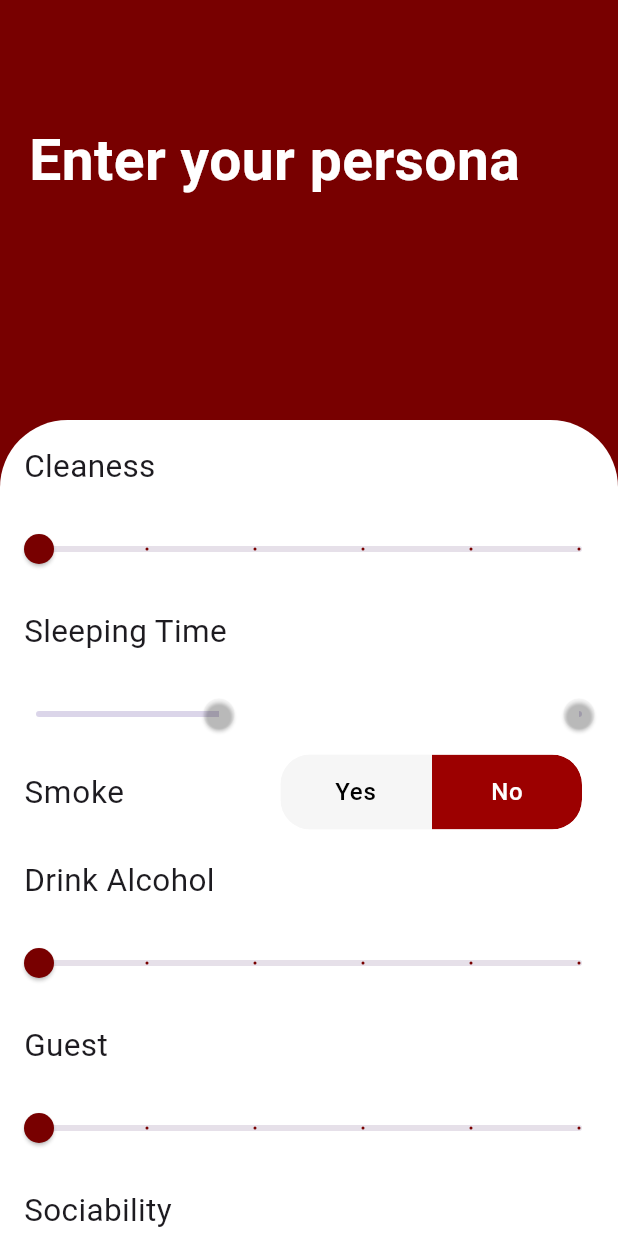
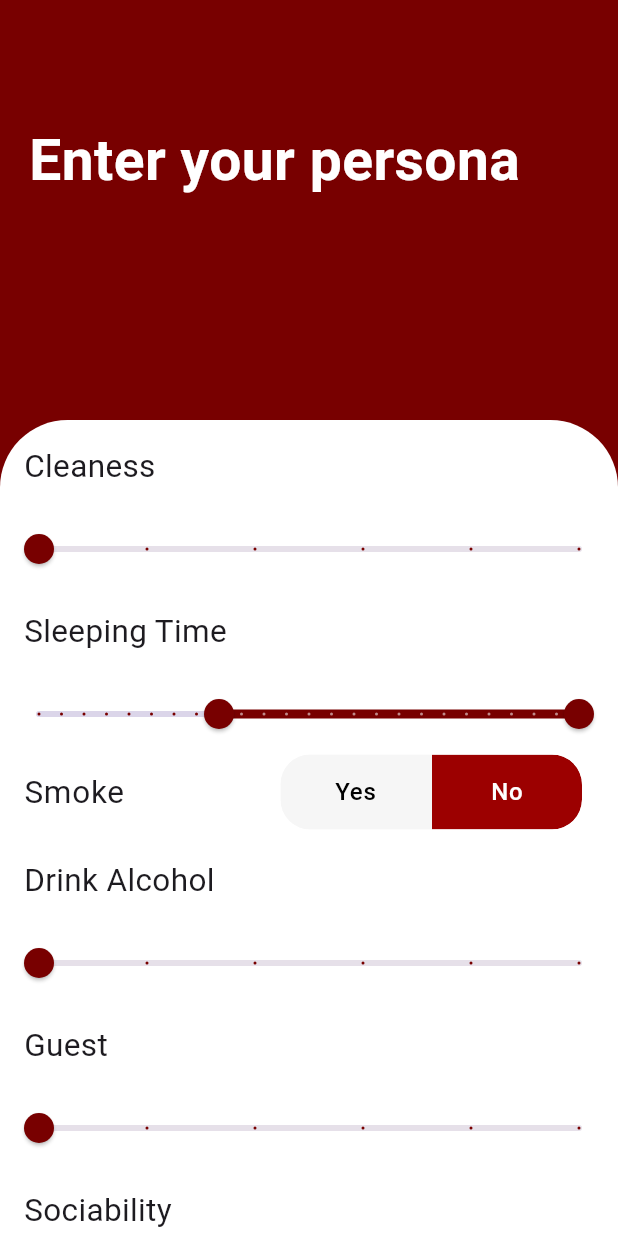
Before and after one commit to Brookmate/brookmate, a Flutter app: the AddProfilePage screen opened directly, on a phone screen of 412 x 824 dp. Run offline on Flutter 3.47's test engine with Material 3 defaults, Android fonts, the phone set to English and light mode, and no system bars; drawn by our look-alikes of toggle_switch; our stand-ins replace cloud_firestore, firebase_auth, firebase_core, google_fonts, shared_preferences; accounts and stored records are empty.

Commit message:
<mapping-end>

```diff
--- a/lib/pages/add_profile_page.dart
+++ b/lib/pages/add_profile_page.dart
@@ -54,20 +54,20 @@ class _AddProfilePageState extends State<AddProfilePage> {
       'fromDate': 'value1',
       'toDate': 'value2'
     }, // Map<String, String>
-    "sex": false,
-    '_selectedSex': 'unselected',
+    "sex": 'unselected',
     "budget": {'minimum': 'value1', 'maximum': 'value2'}, // Map<String, String>
-    "nationality": ""
+    "nationality": Utils.nationality[0],
   };
 
   RangeValues _sleepTime = const RangeValues(8, 24);
   DateTime? _fromDate;
   DateTime? _toDate;
-  bool _fromDateIsSelected = false;
-  bool _toDateIsSelected = false;
-  String _selectedSex = 'unselected';
+  //bool _fromDateIsSelected = false;
+  //bool _toDateIsSelected = false;
+  //bool _selectedSex = false;
   RangeValues _budget = const RangeValues(0, 10000);
-  final _nationality = Utils.nationality;
+  //final _nationality = Utils.nationality;
+  //bool _nationalityIsSelected = false;
 
   // Next Page
   // Function to check if all criteria are met
@@ -162,7 +162,7 @@ class _AddProfilePageState extends State<AddProfilePage> {
                                   ? "${_sleepTime.end.round() - 12} PM"
                                   : "${_sleepTime.end.round() - 12} AM"),
                     ),
-                    activeColor: Color(0x8f1b11),
+                    activeColor: const Color.fromARGB(255, 120, 0, 0),
                     onChanged: (RangeValues values) {
                       setState(() {
                         _sleepTime = values;
@@ -299,7 +299,7 @@ class _AddProfilePageState extends State<AddProfilePage> {
                                     ).then((selectedDate) {
                                       setState(() {
                                         _fromDate = selectedDate;
-                                        _fromDateIsSelected = true;
+                                        //_fromDateIsSelected = true;
                                         varMap["stayingSchedule"]['fromDate'] =
                                             _fromDate.toString();
                                       });
@@ -333,7 +333,7 @@ class _AddProfilePageState extends State<AddProfilePage> {
                                     ).then((selectedDate) {
                                       setState(() {
                                         _toDate = selectedDate;
-                                        _toDateIsSelected = true;
+                                        //_toDateIsSelected = true;
                                         varMap["stayingSchedule"]['toDate'] =
                                             _toDate.toString();
                                       });
@@ -357,11 +357,11 @@ class _AddProfilePageState extends State<AddProfilePage> {
                   // sex
                   CustomSwitchTileSex(
                     title: 'Sex',
-                    value: varMap["sex"],
+                    value: false,
                     onChanged: (bool value) {
                       setState(() {
-                        varMap["sex"] = value;
-                        _selectedSex = varMap["sex"] ? 'Female' : 'Male';
+                        //varMap["sex"] = value;
+                        varMap["sex"] = value ? 'Female' : 'Male';
                       });
                     },
                   ),
@@ -385,7 +385,7 @@ class _AddProfilePageState extends State<AddProfilePage> {
                       "\$ ${_budget.start.round()}",
                       "\$ ${_budget.end.round()}",
                     ),
-                    activeColor: Color(0x8f1b11),
+                    activeColor: const Color.fromARGB(255, 120, 0, 0),
                     onChanged: (RangeValues values) {
                       setState(() {
                         _budget = values;
@@ -412,7 +412,7 @@ class _AddProfilePageState extends State<AddProfilePage> {
                     children: [
                       DropdownButton(
                         value: varMap["nationality"],
-                        items: _nationality
+                        items: Utils.nationality
                             .map((e) => DropdownMenuItem(
                                   value: e,
                                   child: Text(e),
@@ -422,7 +422,7 @@ class _AddProfilePageState extends State<AddProfilePage> {
                           if (value != null) {
                             setState(() {
                               varMap["nationality"] = value;
-                              // _nationalityIsSelected = true;
+                              //_nationalityIsSelected = true;
                             });
                           }
                         },
@@ -451,7 +451,7 @@ class _AddProfilePageState extends State<AddProfilePage> {
                                 sociability: varMap["sociability"],
                                 canDrive: varMap["canDrive"],
                                 stayingSchedule: varMap["stayingSchedule"],
-                                sex: _selectedSex,
+                                sex: varMap["sex"],
                                 budget: varMap["budget"],
                                 nationality: varMap["nationality"]);
                             DatabaseService.addPersona(newPersona);
```
